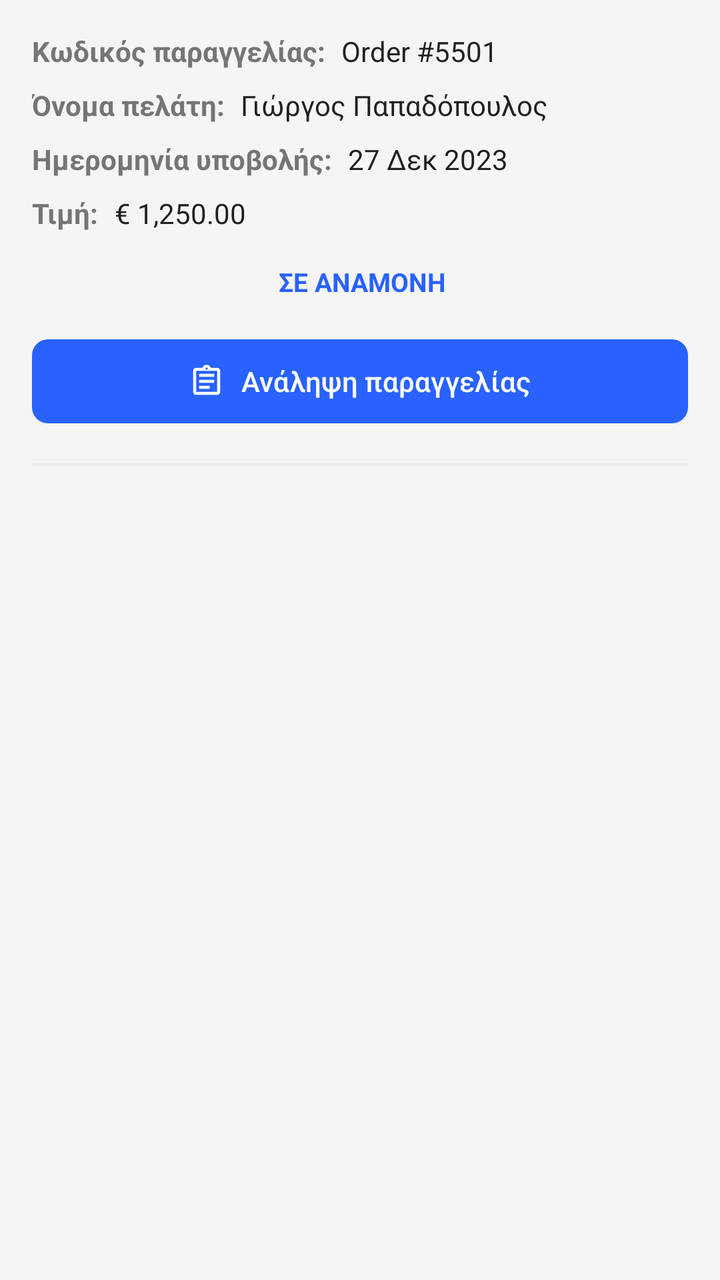
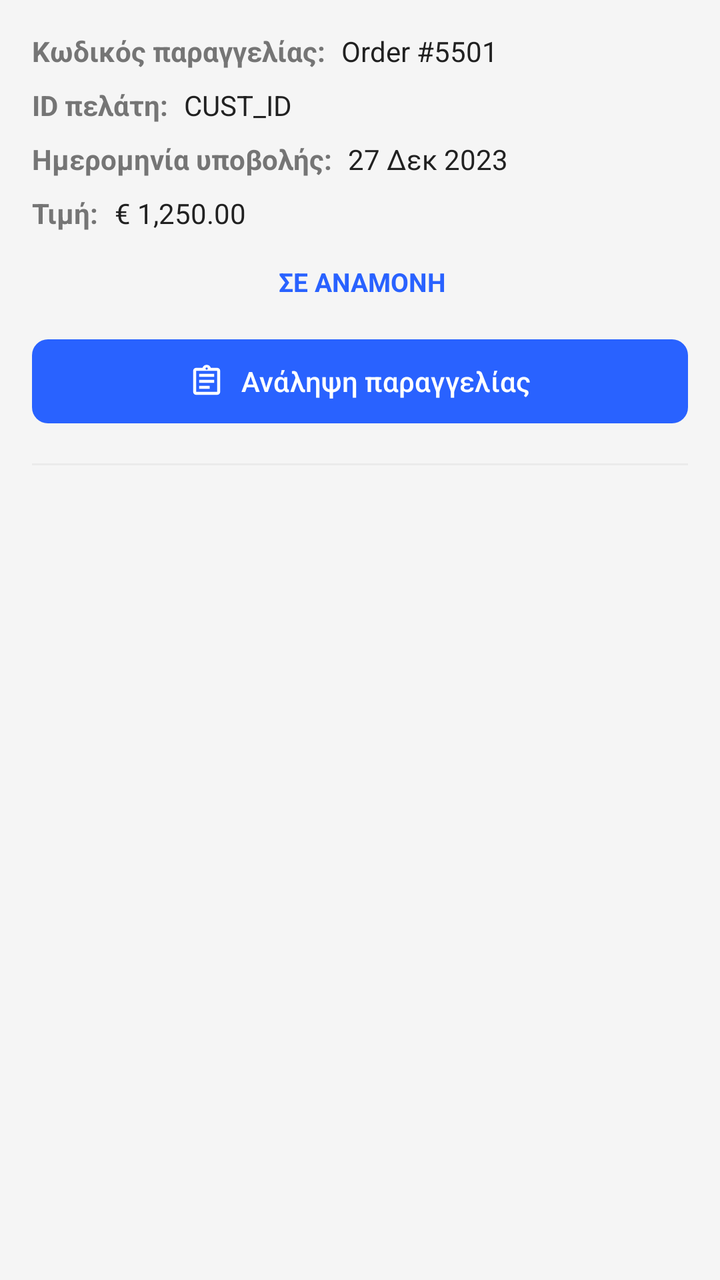

The first picture is an Android layout as it rendered before a commit; the second is the same layout after the commit. The layout source and the unified diff follow.
<!-- AndroidManifest.xml: application theme Theme.Team21 -->
<!-- res/layout/item_order.xml -->
<?xml version="1.0" encoding="utf-8"?>
<androidx.constraintlayout.widget.ConstraintLayout xmlns:android="http://schemas.android.com/apk/res/android"
    xmlns:app="http://schemas.android.com/apk/res-auto"
    xmlns:tools="http://schemas.android.com/tools"
    android:layout_width="match_parent"
    android:layout_height="wrap_content"
    android:background="?attr/selectableItemBackground"
    android:padding="16dp">

    <TextView
        android:id="@+id/txtItemOrderPrice"
        android:layout_width="wrap_content"
        android:layout_height="wrap_content"
        android:layout_marginTop="8dp"
        android:textColor="?attr/colorOnSurfaceVariant"
        android:textSize="14sp"
        android:textStyle="bold"
        app:layout_constraintStart_toStartOf="parent"
        app:layout_constraintTop_toBottomOf="@+id/txtItemOrderSubmissionDate"
        android:text="Τιμή:" />

    <TextView
        android:id="@+id/txtItemOrderSubmissionDate"
        android:layout_width="wrap_content"
        android:layout_height="wrap_content"
        android:layout_marginTop="8dp"
        android:textColor="?attr/colorOnSurfaceVariant"
        android:textSize="14sp"
        android:textStyle="bold"
        app:layout_constraintStart_toStartOf="parent"
        app:layout_constraintTop_toBottomOf="@+id/txtItemOrderCustomerName"
        android:text="Ημερομηνία υποβολής:" />

    <TextView
        android:id="@+id/txtItemOrderId"
        android:layout_width="wrap_content"
        android:layout_height="wrap_content"
        android:textColor="?attr/colorOnSurfaceVariant"
        android:textSize="14sp"
        android:textStyle="bold"
        app:layout_constraintStart_toStartOf="parent"
        app:layout_constraintTop_toTopOf="parent"
        android:text="Κωδικός παραγγελίας:" />

    <TextView
        android:id="@+id/txtItemOrderCustomerName"
        android:layout_width="wrap_content"
        android:layout_height="wrap_content"
        android:layout_marginTop="8dp"
        android:textColor="?attr/colorOnSurfaceVariant"
        android:textSize="14sp"
        android:textStyle="bold"
        app:layout_constraintStart_toStartOf="parent"
        app:layout_constraintTop_toBottomOf="@+id/txtItemOrderId"
        android:text="Όνομα πελάτη:" />

    <TextView
        android:id="@+id/txtItemOrderIdValue"
        android:layout_width="wrap_content"
        android:layout_height="wrap_content"
        android:layout_marginStart="8dp"
        android:textColor="?attr/colorOnSurface"
        android:textSize="14sp"
        app:layout_constraintStart_toEndOf="@+id/txtItemOrderId"
        app:layout_constraintTop_toTopOf="parent"
        android:text="Order #5501" />

    <TextView
        android:id="@+id/txtItemOrderStatus"
        android:layout_width="wrap_content"
        android:layout_height="wrap_content"
        android:layout_marginTop="16dp"
        android:textColor="?attr/colorPrimary"
        android:textSize="13sp"
        android:textStyle="bold"
        app:layout_constraintEnd_toEndOf="parent"
        app:layout_constraintHorizontal_bias="0.506"
        app:layout_constraintStart_toStartOf="parent"
        app:layout_constraintTop_toBottomOf="@+id/txtItemOrderPriceValue"
        android:text="ΣΕ ΑΝΑΜΟΝΗ" />

    <TextView
        android:id="@+id/txtItemOrderCustomerNameValue"
        android:layout_width="0dp"
        android:layout_height="wrap_content"
        android:layout_marginStart="8dp"
        android:layout_marginTop="8dp"
        android:textColor="?attr/colorOnSurface"
        android:textSize="14sp"
        app:layout_constraintEnd_toEndOf="parent"
        app:layout_constraintStart_toEndOf="@+id/txtItemOrderCustomerName"
        app:layout_constraintTop_toBottomOf="@+id/txtItemOrderIdValue"
        android:text="Γιώργος Παπαδόπουλος" />

    <TextView
        android:id="@+id/txtItemOrderSubmissionDateValue"
        android:layout_width="wrap_content"
        android:layout_height="wrap_content"
        android:layout_marginStart="8dp"
        android:layout_marginTop="8dp"
        android:textColor="?attr/colorOnSurface"
        android:textSize="14sp"
        app:layout_constraintStart_toEndOf="@+id/txtItemOrderSubmissionDate"
        app:layout_constraintTop_toBottomOf="@+id/txtItemOrderCustomerNameValue"
        android:text="27 Δεκ 2023" />

    <TextView
        android:id="@+id/txtItemOrderPriceValue"
        android:layout_width="wrap_content"
        android:layout_height="wrap_content"
        android:layout_marginStart="8dp"
        android:layout_marginTop="8dp"
        android:textColor="?attr/colorOnSurface"
        android:textSize="14sp"
        app:layout_constraintStart_toEndOf="@+id/txtItemOrderPrice"
        app:layout_constraintTop_toBottomOf="@+id/txtItemOrderSubmissionDateValue"
        android:text="€ 1,250.00" />

    <com.google.android.material.button.MaterialButton
        android:id="@+id/btnItemOrder"
        android:layout_width="match_parent"
        android:layout_height="50dp"
        android:layout_marginTop="16dp"
        app:backgroundTint="?attr/colorPrimary"
        android:textColor="?attr/colorOnPrimary"
        app:icon="@drawable/ic_assignment"
        app:iconTint="?attr/colorOnPrimary"
        app:iconGravity="textStart"
        app:cornerRadius="8dp"
        android:text="Ανάληψη παραγγελίας"
        app:layout_constraintEnd_toEndOf="parent"
        app:layout_constraintStart_toStartOf="parent"
        app:layout_constraintTop_toBottomOf="@+id/txtItemOrderStatus" />

    <View
        android:id="@+id/divider2"
        android:layout_width="match_parent"
        android:layout_height="1dp"
        android:layout_marginTop="16dp"
        android:background="?attr/colorSurfaceVariant"
        app:layout_constraintEnd_toEndOf="parent"
        app:layout_constraintStart_toStartOf="parent"
        app:layout_constraintTop_toBottomOf="@+id/btnItemOrder" />

</androidx.constraintlayout.widget.ConstraintLayout>
<!-- resources referenced by this layout -->
<resources>
  <!-- drawable ic_assignment (drawable) -->
  <vector xmlns:android="http://schemas.android.com/apk/res/android"
      android:width="24dp"
      android:height="24dp"
      android:viewportWidth="960"
      android:viewportHeight="960"
      android:tint="?attr/colorControlNormal"
      android:autoMirrored="true">
    <path
        android:fillColor="@android:color/white"
        android:pathData="M200,840Q167,840 143.5,816.5Q120,793 120,760L120,200Q120,167 143.5,143.5Q167,120 200,120L368,120Q381,84 411.5,62Q442,40 480,40Q518,40 548.5,62Q579,84 592,120L760,120Q793,120 816.5,143.5Q840,167 840,200L840,760Q840,793 816.5,816.5Q793,840 760,840L200,840ZM200,760L760,760Q760,760 760,760Q760,760 760,760L760,200Q760,200 760,200Q760,200 760,200L200,200Q200,200 200,200Q200,200 200,200L200,760Q200,760 200,760Q200,760 200,760ZM280,680L560,680L560,600L280,600L280,680ZM280,520L680,520L680,440L280,440L280,520ZM280,360L680,360L680,280L280,280L280,360ZM501.5,161.5Q510,153 510,140Q510,127 501.5,118.5Q493,110 480,110Q467,110 458.5,118.5Q450,127 450,140Q450,153 458.5,161.5Q467,170 480,170Q493,170 501.5,161.5ZM200,760Q200,760 200,760Q200,760 200,760L200,200Q200,200 200,200Q200,200 200,200L200,200Q200,200 200,200Q200,200 200,200L200,760Q200,760 200,760Q200,760 200,760Z"/>
  </vector>
  <style name="Theme.Team21" parent="Base.Theme.Team21" />
  <style name="Base.Theme.Team21" parent="Theme.Material3.DayNight.NoActionBar">
  
          
          <item name="android:windowBackground">@color/bg_light</item>
          <item name="colorSurface">@color/card_light</item>
          <item name="colorSurfaceVariant">@color/input_bg_light</item>
  
          
          <item name="colorOnSurface">@color/text_dark</item>
          <item name="colorOnSurfaceVariant">@color/text_muted_light</item>
  
          <item name="colorOnPrimary">@color/white</item>
  
          
          <item name="colorPrimary">@color/eshop_primary</item>
          <item name="colorSecondary">@color/eshop_accent</item>
  
          <item name="colorError">@color/error_red_light</item>
  
          
          <item name="android:statusBarColor">@color/bg_light</item>
          <item name="android:windowLightStatusBar">true</item>
  
          
          <item name="colorFilterActive">@color/filter_active_light</item>
          <item name="colorFilterUnselected">@color/filter_bg_unselected_light</item>
  
          
          <item name="colorMenuButton">@color/teal_menu_light</item>
      </style>
  <color name="bg_light">#F5F5F5</color>
  <color name="card_light">#FFFFFF</color>
  <color name="input_bg_light">#EBEBEB</color>
  <color name="text_dark">#212121</color>
  <color name="text_muted_light">#757575</color>
  <color name="white">#FFFFFFFF</color>
  <color name="eshop_primary">#2962FF</color>
  <color name="eshop_accent">#FF6D00</color>
  <color name="error_red_light">#D32F2F</color>
  <color name="filter_active_light">#2962FF</color>
  <color name="filter_bg_unselected_light">#E0E0E0</color>
  <color name="teal_menu_light">#009688</color>
</resources>

<!-- the commit's change to res/layout/item_order.xml (unified diff, before → after) -->
@@ -47,12 +47,12 @@
         android:layout_width="wrap_content"
         android:layout_height="wrap_content"
         android:layout_marginTop="8dp"
+        android:text="ID πελάτη:"
         android:textColor="?attr/colorOnSurfaceVariant"
         android:textSize="14sp"
         android:textStyle="bold"
         app:layout_constraintStart_toStartOf="parent"
-        app:layout_constraintTop_toBottomOf="@+id/txtItemOrderId"
-        android:text="Όνομα πελάτη:" />
+        app:layout_constraintTop_toBottomOf="@+id/txtItemOrderId" />
 
     <TextView
         android:id="@+id/txtItemOrderIdValue"
@@ -85,12 +85,12 @@
         android:layout_height="wrap_content"
         android:layout_marginStart="8dp"
         android:layout_marginTop="8dp"
+        android:text="CUST_ID"
         android:textColor="?attr/colorOnSurface"
         android:textSize="14sp"
         app:layout_constraintEnd_toEndOf="parent"
         app:layout_constraintStart_toEndOf="@+id/txtItemOrderCustomerName"
-        app:layout_constraintTop_toBottomOf="@+id/txtItemOrderIdValue"
-        android:text="Γιώργος Παπαδόπουλος" />
+        app:layout_constraintTop_toBottomOf="@+id/txtItemOrderIdValue" />
 
     <TextView
         android:id="@+id/txtItemOrderSubmissionDateValue"
